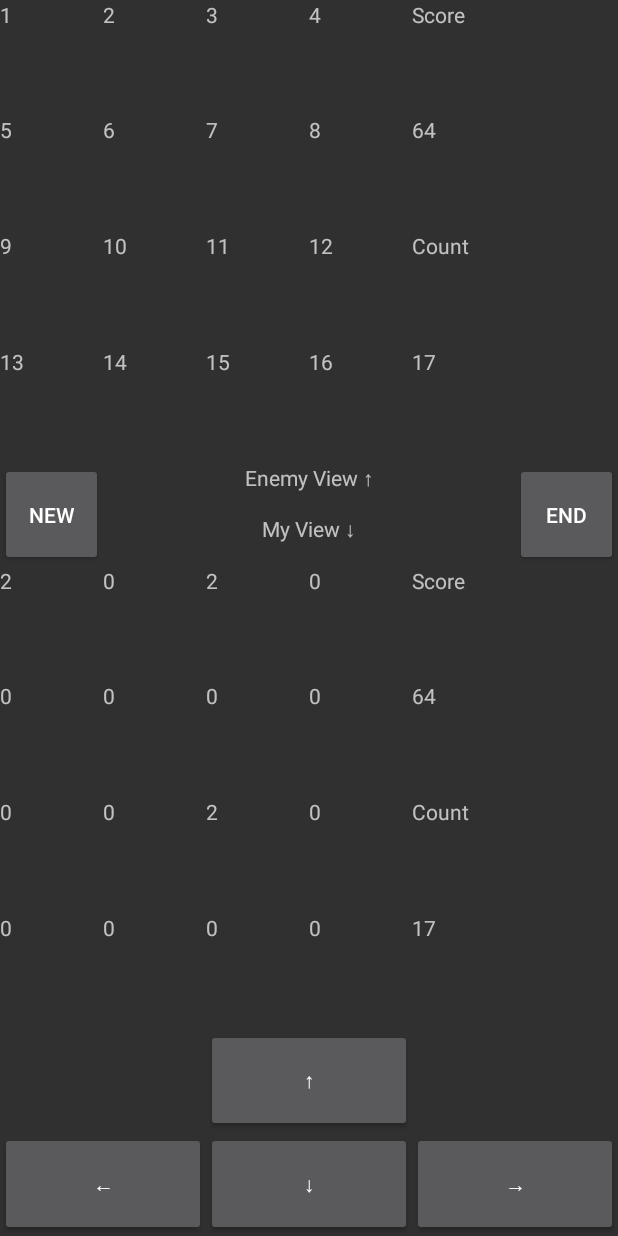
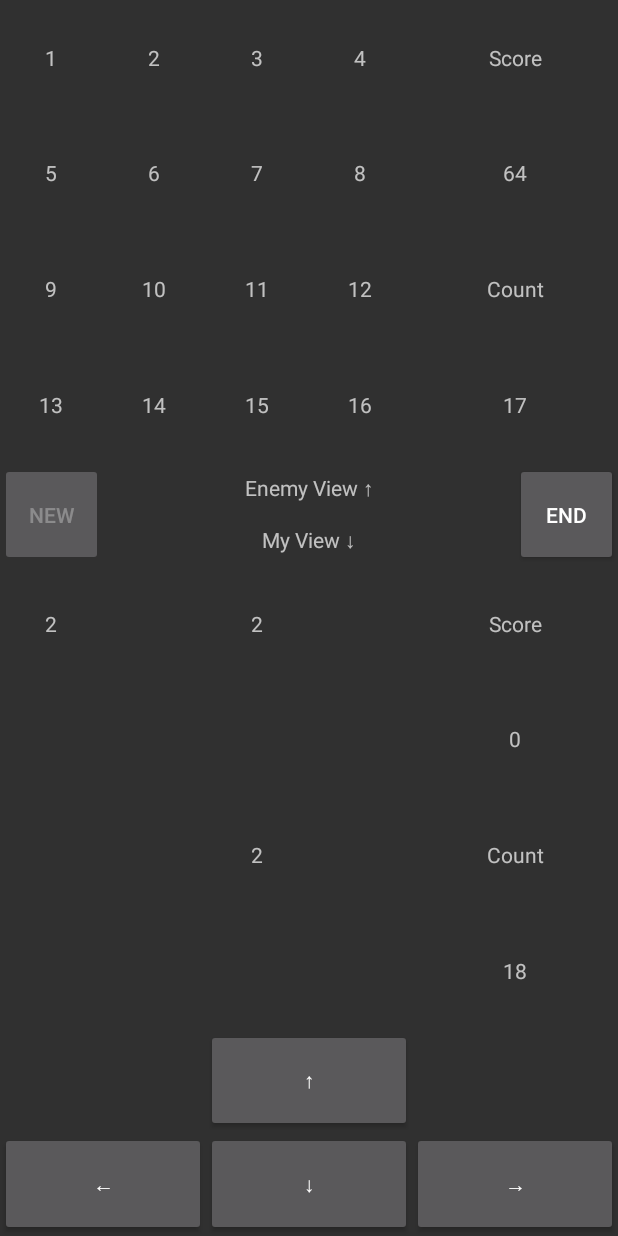
Before and after one commit to preventionYun/2048_android, an Android app: the screen it shows after launch (MainActivity), after a tap on an icon or button, on a phone screen of 412 x 824 dp. Run offline under Robolectric (Android 15) with nearby library versions, the phone set to English and light mode, and no system bars; 3 other taps on this screen came first.

Commit message:
v1.2 New 버튼 활성화 관련 진행함, 게임 진행과 관련된 상태 작성할 것..

```diff
--- a/app/src/main/java/com/preventionyun/a2048/MainActivity.java
+++ b/app/src/main/java/com/preventionyun/a2048/MainActivity.java
@@ -15,6 +15,7 @@ public class MainActivity extends AppCompatActivity {
 
     private final static String TAG = "MainACtivity";
     private GameModel gameModel;
+    private boolean isGameStarted = false;
 
     private Button upArrowBtn, leftArrowBtn, rightArrowBtn, downArrowBtn;
     private Button newBtn, endBtn;
@@ -26,7 +27,7 @@ public class MainActivity extends AppCompatActivity {
             myTextView5, myTextView6, myTextView7, myTextView8,
             myTextView9, myTextView10, myTextView11, myTextView12,
             myTextView13, myTextView14, myTextView15, myTextView16;
-
+    private TextView myScore, myCount;
     private GameModel.GameState gameState;
 
     @Override
@@ -82,12 +83,17 @@ public class MainActivity extends AppCompatActivity {
         myTextView15 = (TextView)findViewById(R.id.myTextView15);
         myTextView16 = (TextView)findViewById(R.id.myTextView16);
 
+        myCount = (TextView)findViewById(R.id.myCount);
+        myScore = (TextView)findViewById(R.id.myScore);
+
         upArrowBtn.setOnClickListener(OnClickListener);
         leftArrowBtn.setOnClickListener(OnClickListener);
         rightArrowBtn.setOnClickListener(OnClickListener);
         downArrowBtn.setOnClickListener(OnClickListener);
         newBtn.setOnClickListener(OnClickListener);
         endBtn.setOnClickListener(OnClickListener);
+
+        setButtonsState(isGameStarted);
     }
 
     private View.OnClickListener OnClickListener = new View.OnClickListener(){
@@ -106,6 +112,9 @@ public class MainActivity extends AppCompatActivity {
 
                 //case R.id.newBtn : key = 'n'; break;
                 case R.id.newBtn :
+                    isGameStarted = true;
+                    setButtonsState(isGameStarted);
+
                     // 프로그램이 처음 시작하면 랜덤으로 숫자를 생성
                     key = (char) ('0' + random.nextInt(4));
                     key2 = (char) ('0' + random.nextInt(4));
@@ -143,7 +152,7 @@ public class MainActivity extends AppCompatActivity {
                     case Finished:
                         System.out.println("Game Finished!");
                         System.out.println("Your total score : " + gameModel.totalScore);
-                        return;
+                        //return;
                 }
             }catch (Exception e){
                 Log.d(TAG, "Exception 발생");
@@ -154,21 +163,47 @@ public class MainActivity extends AppCompatActivity {
     };
 
     public void updateMyView(){
-        myTextView1.setText("" + gameModel.screen.get_array()[0][0]);
-        myTextView2.setText("" + gameModel.screen.get_array()[0][1]);
-        myTextView3.setText("" + gameModel.screen.get_array()[0][2]);
-        myTextView4.setText("" + gameModel.screen.get_array()[0][3]);
-        myTextView5.setText("" + gameModel.screen.get_array()[1][0]);
-        myTextView6.setText("" + gameModel.screen.get_array()[1][1]);
-        myTextView7.setText("" + gameModel.screen.get_array()[1][2]);
-        myTextView8.setText("" + gameModel.screen.get_array()[1][3]);
-        myTextView9.setText("" + gameModel.screen.get_array()[2][0]);
-        myTextView10.setText("" + gameModel.screen.get_array()[2][1]);
-        myTextView11.setText("" + gameModel.screen.get_array()[2][2]);
-        myTextView12.setText("" + gameModel.screen.get_array()[2][3]);
-        myTextView13.setText("" + gameModel.screen.get_array()[3][0]);
-        myTextView14.setText("" + gameModel.screen.get_array()[3][1]);
-        myTextView15.setText("" + gameModel.screen.get_array()[3][2]);
-        myTextView16.setText("" + gameModel.screen.get_array()[3][3]);
+        if(gameModel.screen.get_array()[0][0] == 0) myTextView1.setText("");
+        else myTextView1.setText("" + gameModel.screen.get_array()[0][0]);
+        if(gameModel.screen.get_array()[0][1] == 0) myTextView2.setText("");
+        else myTextView2.setText("" + gameModel.screen.get_array()[0][1]);
+        if(gameModel.screen.get_array()[0][2] == 0) myTextView3.setText("");
+        else myTextView3.setText("" + gameModel.screen.get_array()[0][2]);
+        if(gameModel.screen.get_array()[0][3] == 0) myTextView4.setText("");
+        else myTextView4.setText("" + gameModel.screen.get_array()[0][3]);
+        if(gameModel.screen.get_array()[1][0] == 0) myTextView5.setText("");
+        else myTextView5.setText("" + gameModel.screen.get_array()[1][0]);
+        if(gameModel.screen.get_array()[1][1] == 0) myTextView6.setText("");
+        else myTextView6.setText("" + gameModel.screen.get_array()[1][1]);
+        if(gameModel.screen.get_array()[1][2] == 0) myTextView7.setText("");
+        else myTextView7.setText("" + gameModel.screen.get_array()[1][2]);
+        if(gameModel.screen.get_array()[1][3] == 0) myTextView8.setText("");
+        else myTextView8.setText("" + gameModel.screen.get_array()[1][3]);
+        if(gameModel.screen.get_array()[2][0] == 0) myTextView9.setText("");
+        else myTextView9.setText("" + gameModel.screen.get_array()[2][0]);
+        if(gameModel.screen.get_array()[2][1] == 0) myTextView10.setText("");
+        else myTextView10.setText("" + gameModel.screen.get_array()[2][1]);
+        if(gameModel.screen.get_array()[2][2] == 0) myTextView11.setText("");
+        else myTextView11.setText("" + gameModel.screen.get_array()[2][2]);
+        if(gameModel.screen.get_array()[2][3] == 0) myTextView12.setText("");
+        else myTextView12.setText("" + gameModel.screen.get_array()[2][3]);
+        if(gameModel.screen.get_array()[3][0] == 0) myTextView13.setText("");
+        else myTextView13.setText("" + gameModel.screen.get_array()[3][0]);
+        if(gameModel.screen.get_array()[3][1] == 0) myTextView14.setText("");
+        else myTextView14.setText("" + gameModel.screen.get_array()[3][1]);
+        if(gameModel.screen.get_array()[3][2] == 0) myTextView15.setText("");
+        else myTextView15.setText("" + gameModel.screen.get_array()[3][2]);
+        if(gameModel.screen.get_array()[3][3] == 0) myTextView16.setText("");
+        else myTextView16.setText("" + gameModel.screen.get_array()[3][3]);
+
+        myScore.setText("" + gameModel.totalScore);
+        myCount.setText("" + gameModel.count);
+    }
+
+    // 게임이 진행중인지 flag를 인자로 넣음
+    // 게임중이면 new 버튼 비활성화, end 버튼 활성화
+    private void setButtonsState(boolean flag){
+        newBtn.setEnabled(!flag);
+        endBtn.setEnabled(flag);
     }
 }
--- a/app/src/main/java/com/preventionyun/a2048/gameModel/GameMain.java
+++ /dev/null
@@ -1,69 +0,0 @@
-package com.preventionyun.a2048.gameModel;
-
-import java.io.BufferedReader;
-import java.io.IOException;
-import java.io.InputStreamReader;
-import java.util.Random;
-
-public class GameMain {
-	final static boolean debugMode = false;
-
-	// 키 입력 관련. 테트리스의 코드를 재활용
-	private static BufferedReader br = new BufferedReader(new InputStreamReader(System.in));
-	private static String line = null;
-	private static int nKeys = 0;
-	private static char getKey() throws IOException {
-        char ch;
-        if (nKeys != 0) {
-            ch = line.charAt(line.length() - nKeys);
-            nKeys--;
-            return ch;
-        }
-        do {
-            line = br.readLine();
-            nKeys = line.length();
-        } while (nKeys == 0);
-        ch = line.charAt(0);
-        nKeys--;
-        return ch;
-    }
-
-	public static void main(String[] args) throws Exception{
-		char key;
-		char key2;	// 랜덤 좌표를 위하여 key 인자를 하나 더 늘림.
-		Random random = new Random();
-		GameModel gameModel = new GameModel();
-
-		// 프로그램이 처음 시작하면 랜덤으로 숫자를 생성
-		key = (char) ('0' + random.nextInt(4));
-        key2 = (char) ('0' + random.nextInt(4));
-        gameModel.accept((char)((key2 - '0') * gameModel.arrayLength + (key - '0')));	// accept로 넣는다.
-
-		while((key = getKey()) != 'q'){
-			gameModel.accept(key);
-			switch(gameModel.gameState){
-				case NewNumber :
-					if(debugMode) System.out.println("새로운 숫자 필요!");
-			        while(true){	// 무한루프를 돌면서 빈 공간을 찾는다. 이 게임에서는 10번의 제한 카운트가 있기 때문에 빈 곳이 없어서 무한루프에 빠지는 경우는 없음
-			        	key = (char) ('0' + random.nextInt(4));		// 랜덤으로 행과 열을 만들어 본다.
-				        key2 = (char) ('0' + random.nextInt(4));
-				        if(gameModel.screen.get_array()[key-'0'][key2-'0'] == 0){	// 매트릭스에서 랜덤으로 빈 곳을 발견.
-				        	//((key2 - '0') * gameModel.arrayLength + (key - '0')); // 2차원 행과 열 값을 1차원으로 변경...
-				        	// 예) 4x4 행렬은 1x16 행렬로 바꿀 수 있음.
-				        	// accept의 인자로 행과 열 2개를 보내려면 너무 복잡해지니까.. 변경함.
-				        	// if(debugMode) System.out.println("y : " + key + " , x : " + key2 + "는 비어있음.");
-				        	// if(debugMode) System.out.println((key2 - '0') * gameModel.arrayLength + (key - '0'));
-				        	gameModel.accept((char)((key2 - '0') * gameModel.arrayLength + (key - '0')));	// accept로 넣는다.
-				        	break;	// 무한루프 종료
-				        }
-			        }
-			        break;
-
-				case Finished :
-					System.out.println("Game Finished!");
-					System.out.println("Your total score : " + gameModel.totalScore);
-					return ;
-			}
-		}
-	}
-}
--- a/app/src/main/java/com/preventionyun/a2048/gameModel/GameModel.java
+++ b/app/src/main/java/com/preventionyun/a2048/gameModel/GameModel.java
@@ -10,7 +10,7 @@ public class GameModel {
 
 	final static boolean debugMode = false;
 	public final static int arrayLength = 4;	// 정방행렬 사이즈 어떻게 할 것인가?
-	int count = 20;	// 게임 목숨
+	public int count = 20;	// 게임 목숨
 	public int totalScore = 0;
 
 	boolean gameActionsInitialized;
--- a/app/src/main/res/layout/activity_main.xml
+++ b/app/src/main/res/layout/activity_main.xml
@@ -22,29 +22,39 @@
                 android:layout_weight="1"
                 android:layout_width="0dp"
                 android:layout_height="match_parent"
+                android:textAlignment="center"
+                android:gravity="center"
                 android:text="1"/>
             <TextView
                 android:id="@+id/enemyTextView2"
                 android:layout_weight="1"
                 android:layout_width="0dp"
                 android:layout_height="match_parent"
+                android:textAlignment="center"
+                android:gravity="center"
                 android:text="2"/>
             <TextView
                 android:id="@+id/enemyTextView3"
                 android:layout_weight="1"
                 android:layout_width="0dp"
                 android:layout_height="match_parent"
+                android:textAlignment="center"
+                android:gravity="center"
                 android:text="3"/>
             <TextView
                 android:id="@+id/enemyTextView4"
                 android:layout_weight="1"
                 android:layout_width="0dp"
                 android:layout_height="match_parent"
+                android:textAlignment="center"
+                android:gravity="center"
                 android:text="4"/>
             <TextView
                 android:layout_weight="2"
                 android:layout_width="0dp"
                 android:layout_height="match_parent"
+                android:textAlignment="center"
+                android:gravity="center"
                 android:text="Score"/>
         </LinearLayout>
         <LinearLayout
@@ -58,29 +68,39 @@
                 android:layout_weight="1"
                 android:layout_width="0dp"
                 android:layout_height="match_parent"
+                android:textAlignment="center"
+                android:gravity="center"
                 android:text="5"/>
             <TextView
                 android:id="@+id/enemyTextView6"
                 android:layout_weight="1"
                 android:layout_width="0dp"
                 android:layout_height="match_parent"
+                android:textAlignment="center"
+                android:gravity="center"
                 android:text="6"/>
             <TextView
                 android:id="@+id/enemyTextView7"
                 android:layout_weight="1"
                 android:layout_width="0dp"
                 android:layout_height="match_parent"
+                android:textAlignment="center"
+                android:gravity="center"
                 android:text="7"/>
             <TextView
                 android:id="@+id/enemyTextView8"
                 android:layout_weight="1"
                 android:layout_width="0dp"
                 android:layout_height="match_parent"
+                android:textAlignment="center"
+                android:gravity="center"
                 android:text="8"/>
             <TextView
                 android:layout_weight="2"
                 android:layout_width="0dp"
                 android:layout_height="match_parent"
+                android:textAlignment="center"
+                android:gravity="center"
                 android:text="64"/>
         </LinearLayout>
         <LinearLayout
@@ -94,29 +114,39 @@
                 android:layout_weight="1"
                 android:layout_width="0dp"
                 android:layout_height="match_parent"
+                android:textAlignment="center"
+                android:gravity="center"
                 android:text="9"/>
             <TextView
                 android:id="@+id/enemyTextView10"
                 android:layout_weight="1"
                 android:layout_width="0dp"
                 android:layout_height="match_parent"
+                android:textAlignment="center"
+                android:gravity="center"
                 android:text="10"/>
             <TextView
                 android:id="@+id/enemyTextView11"
                 android:layout_weight="1"
                 android:layout_width="0dp"
                 android:layout_height="match_parent"
+                android:textAlignment="center"
+                android:gravity="center"
                 android:text="11"/>
             <TextView
                 android:id="@+id/enemyTextView12"
                 android:layout_weight="1"
                 android:layout_width="0dp"
                 android:layout_height="match_parent"
+                android:textAlignment="center"
+                android:gravity="center"
                 android:text="12"/>
             <TextView
                 android:layout_weight="2"
                 android:layout_width="0dp"
                 android:layout_height="match_parent"
+                android:textAlignment="center"
+                android:gravity="center"
                 android:text="Count"/>
         </LinearLayout>
         <LinearLayout
@@ -130,29 +160,39 @@
                 android:layout_weight="1"
                 android:layout_width="0dp"
                 android:layout_height="match_parent"
+                android:textAlignment="center"
+                android:gravity="center"
                 android:text="13"/>
             <TextView
                 android:id="@+id/enemyTextView14"
                 android:layout_weight="1"
                 android:layout_width="0dp"
                 android:layout_height="match_parent"
+                android:textAlignment="center"
+                android:gravity="center"
                 android:text="14"/>
             <TextView
                 android:id="@+id/enemyTextView15"
                 android:layout_weight="1"
                 android:layout_width="0dp"
                 android:layout_height="match_parent"
+                android:textAlignment="center"
+                android:gravity="center"
                 android:text="15"/>
             <TextView
                 android:id="@+id/enemyTextView16"
                 android:layout_weight="1"
                 android:layout_width="0dp"
                 android:layout_height="match_parent"
+                android:textAlignment="center"
+                android:gravity="center"
                 android:text="16"/>
             <TextView
                 android:layout_weight="2"
                 android:layout_width="0dp"
                 android:layout_height="match_parent"
+                android:textAlignment="center"
+                android:gravity="center"
                 android:text="17"/>
         </LinearLayout>
     </LinearLayout>
@@ -179,12 +219,14 @@
                 android:layout_weight="1"
                 android:layout_height="0dp"
                 android:textAlignment="center"
+                android:gravity="center"
                 android:text="Enemy View ↑"/>
             <TextView
                 android:layout_width="match_parent"
                 android:layout_weight="1"
                 android:layout_height="0dp"
                 android:textAlignment="center"
+                android:gravity="center"
                 android:text="My View ↓"/>
         </LinearLayout>
         <Button
@@ -212,29 +254,39 @@
                 android:layout_weight="1"
                 android:layout_width="0dp"
                 android:layout_height="match_parent"
+                android:textAlignment="center"
+                android:gravity="center"
                 android:text="1"/>
             <TextView
                 android:id="@+id/myTextView2"
                 android:layout_weight="1"
                 android:layout_width="0dp"
                 android:layout_height="match_parent"
+                android:textAlignment="center"
+                android:gravity="center"
                 android:text="2"/>
             <TextView
                 android:id="@+id/myTextView3"
                 android:layout_weight="1"
                 android:layout_width="0dp"
                 android:layout_height="match_parent"
+                android:textAlignment="center"
+                android:gravity="center"
                 android:text="3"/>
             <TextView
                 android:id="@+id/myTextView4"
                 android:layout_weight="1"
                 android:layout_width="0dp"
                 android:layout_height="match_parent"
+                android:textAlignment="center"
+                android:gravity="center"
                 android:text="4"/>
             <TextView
                 android:layout_weight="2"
                 android:layout_width="0dp"
                 android:layout_height="match_parent"
+                android:textAlignment="center"
+                android:gravity="center"
                 android:text="Score"/>
         </LinearLayout>
         <LinearLayout
@@ -248,29 +300,40 @@
                 android:layout_weight="1"
                 android:layout_width="0dp"
                 android:layout_height="match_parent"
+                android:textAlignment="center"
+                android:gravity="center"
                 android:text="5"/>
             <TextView
                 android:id="@+id/myTextView6"
                 android:layout_weight="1"
                 android:layout_width="0dp"
                 android:layout_height="match_parent"
+                android:textAlignment="center"
+                android:gravity="center"
                 android:text="6"/>
             <TextView
                 android:id="@+id/myTextView7"
                 android:layout_weight="1"
                 android:layout_width="0dp"
                 android:layout_height="match_parent"
+                android:textAlignment="center"
+                android:gravity="center"
                 android:text="7"/>
             <TextView
                 android:id="@+id/myTextView8"
                 android:layout_weight="1"
                 android:layout_width="0dp"
                 android:layout_height="match_parent"
+                android:textAlignment="center"
+                android:gravity="center"
                 android:text="8"/>
             <TextView
+                android:id="@+id/myScore"
                 android:layout_weight="2"
                 android:layout_width="0dp"
                 android:layout_height="match_parent"
+                android:textAlignment="center"
+                android:gravity="center"
                 android:text="64"/>
         </LinearLayout>
         <LinearLayout
@@ -284,29 +347,39 @@
                 android:layout_weight="1"
                 android:layout_width="0dp"
                 android:layout_height="match_parent"
+                android:textAlignment="center"
+                android:gravity="center"
                 android:text="9"/>
             <TextView
                 android:id="@+id/myTextView10"
                 android:layout_weight="1"
                 android:layout_width="0dp"
                 android:layout_height="match_parent"
+                android:textAlignment="center"
+                android:gravity="center"
                 android:text="10"/>
             <TextView
                 android:id="@+id/myTextView11"
                 android:layout_weight="1"
                 android:layout_width="0dp"
                 android:layout_height="match_parent"
+                android:textAlignment="center"
+                android:gravity="center"
                 android:text="11"/>
             <TextView
                 android:id="@+id/myTextView12"
                 android:layout_weight="1"
                 android:layout_width="0dp"
                 android:layout_height="match_parent"
+                android:textAlignment="center"
+                android:gravity="center"
                 android:text="12"/>
             <TextView
                 android:layout_weight="2"
                 android:layout_width="0dp"
                 android:layout_height="match_parent"
+                android:textAlignment="center"
+                android:gravity="center"
                 android:text="Count"/>
         </LinearLayout>
         <LinearLayout
@@ -320,29 +393,40 @@
                 android:layout_weight="1"
                 android:layout_width="0dp"
                 android:layout_height="match_parent"
+                android:textAlignment="center"
+                android:gravity="center"
                 android:text="13"/>
             <TextView
                 android:id="@+id/myTextView14"
                 android:layout_weight="1"
                 android:layout_width="0dp"
                 android:layout_height="match_parent"
+                android:textAlignment="center"
+                android:gravity="center"
                 android:text="14"/>
             <TextView
                 android:id="@+id/myTextView15"
                 android:layout_weight="1"
                 android:layout_width="0dp"
                 android:layout_height="match_parent"
+                android:textAlignment="center"
+                android:gravity="center"
                 android:text="15"/>
             <TextView
                 android:id="@+id/myTextView16"
                 android:layout_weight="1"
                 android:layout_width="0dp"
                 android:layout_height="match_parent"
+                android:textAlignment="center"
+                android:gravity="center"
                 android:text="16"/>
             <TextView
+                android:id="@+id/myCount"
                 android:layout_weight="2"
                 android:layout_width="0dp"
                 android:layout_height="match_parent"
+                android:textAlignment="center"
+                android:gravity="center"
                 android:text="17"/>
         </LinearLayout>
     </LinearLayout>
```
